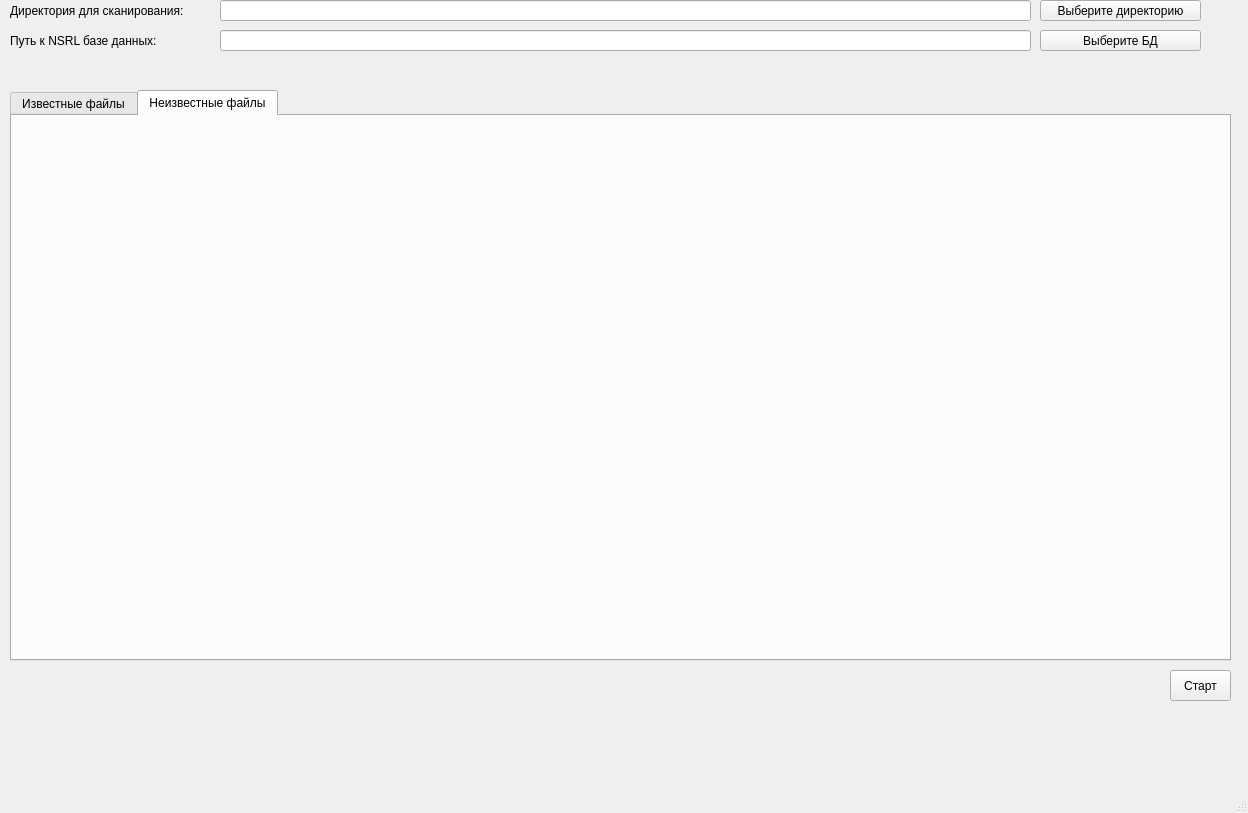
This is src/gui/mainwindow.ui in lzlaG/k-plusplus as Qt 5 draws it before an edit. The edited form follows.
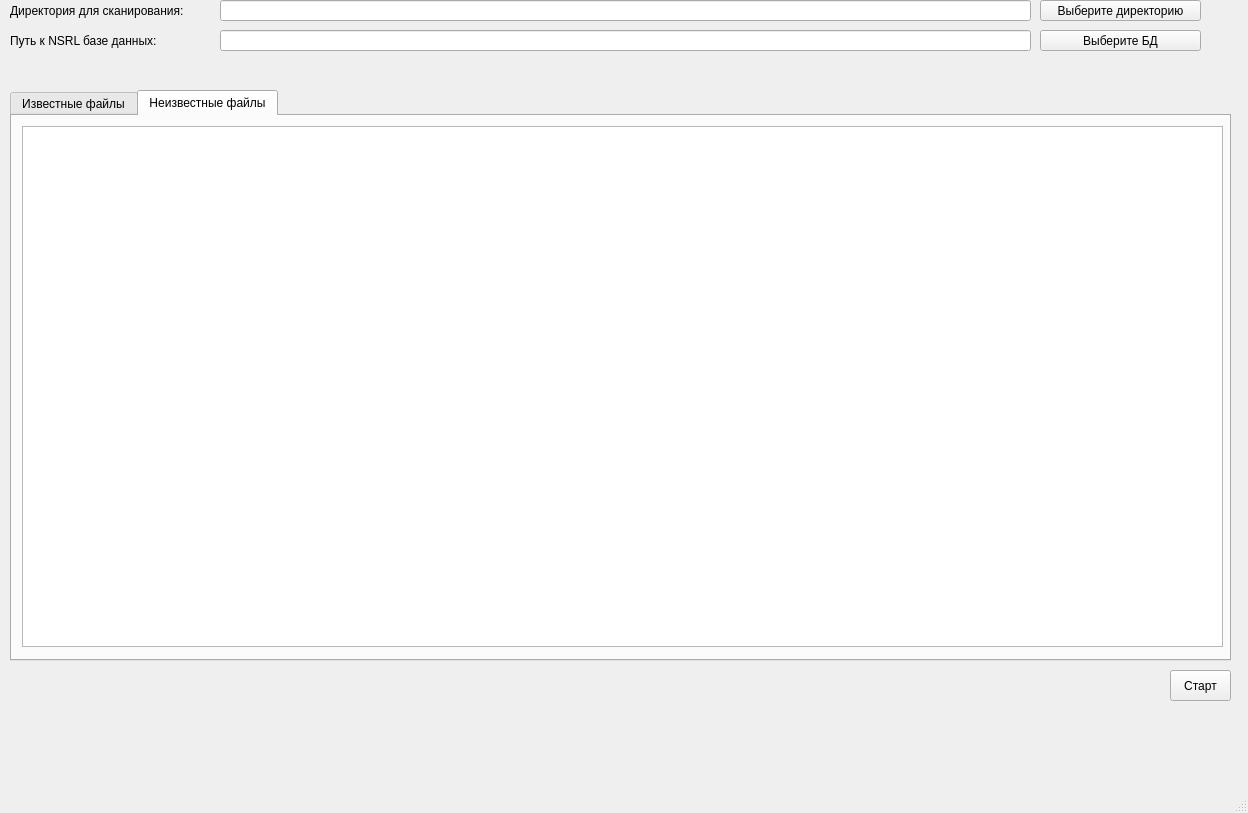
This is the edited form. The open tabs and pages were chosen to show the change.

Diff of the .ui file:
```diff
--- a/src/gui/mainwindow.ui
+++ b/src/gui/mainwindow.ui
@@ -35,6 +35,16 @@
      <attribute name="title">
       <string>Неизвестные файлы</string>
      </attribute>
+     <widget class="QTreeView" name="UnknownView">
+      <property name="geometry">
+       <rect>
+        <x>10</x>
+        <y>10</y>
+        <width>1201</width>
+        <height>521</height>
+       </rect>
+      </property>
+     </widget>
     </widget>
    </widget>
    <widget class="QLabel" name="ScanLabel">
```
Left out of the diff: 12 changed lines with no effect on the pictures.
